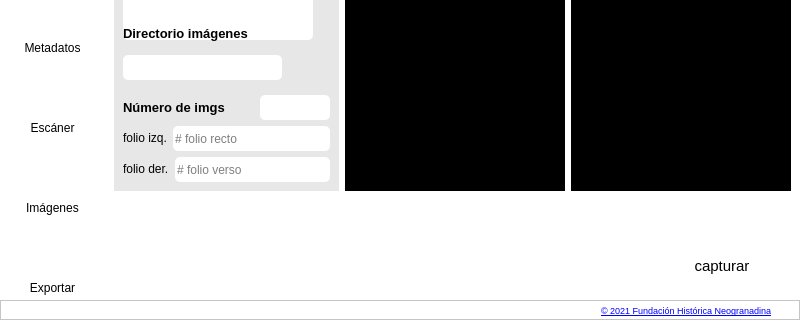
neogranadina/neo_escan, file main.ui: the form before one commit; both pictures show x 0 to 800 and y 160 to 480 of the 800 by 480 pixel window.
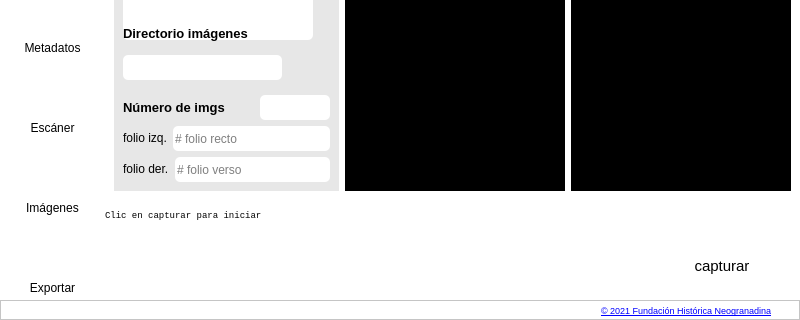
The form after the commit. Icons and pictures are not drawn.

Commit message: arreglos a status bar

Patch:
```diff
--- a/main.ui
+++ b/main.ui
@@ -3946,114 +3946,25 @@
                      <number>0</number>
                     </property>
                     <item>
-                     <widget class="QFrame" name="frame_2">
-                      <property name="minimumSize">
-                       <size>
-                        <width>210</width>
-                        <height>0</height>
-                       </size>
-                      </property>
-                      <property name="maximumSize">
-                       <size>
-                        <width>240</width>
-                        <height>16777215</height>
-                       </size>
-                      </property>
+                     <widget class="QLabel" name="statusLabel">
                       <property name="font">
                        <font>
                         <family>Consolas</family>
+                        <pointsize>7</pointsize>
                        </font>
                       </property>
-                      <property name="frameShape">
-                       <enum>QFrame::StyledPanel</enum>
-                      </property>
-                      <property name="frameShadow">
-                       <enum>QFrame::Raised</enum>
-                      </property>
-                      <layout class="QHBoxLayout" name="horizontalLayout_14">
-                       <property name="spacing">
-                        <number>0</number>
-                       </property>
-                       <property name="leftMargin">
-                        <number>0</number>
-                       </property>
-                       <property name="topMargin">
-                        <number>0</number>
-                       </property>
-                       <property name="rightMargin">
-                        <number>0</number>
-                       </property>
-                       <property name="bottomMargin">
-                        <number>0</number>
-                       </property>
-                       <item>
-                        <widget class="QLabel" name="statusLabel">
-                         <property name="font">
-                          <font>
-                           <family>Consolas</family>
-                          </font>
-                         </property>
-                         <property name="text">
-                          <string/>
-                         </property>
-                         <property name="wordWrap">
-                          <bool>true</bool>
-                         </property>
-                         <property name="margin">
-                          <number>4</number>
-                         </property>
-                        </widget>
-                       </item>
-                      </layout>
-                     </widget>
-                    </item>
-                    <item>
-                     <widget class="QFrame" name="frame_3">
                       <property name="styleSheet">
-                       <string notr="true"/>
+                       <string notr="true">color: rgba(0, 0, 0, .8);</string>
                       </property>
-                      <property name="frameShape">
-                       <enum>QFrame::StyledPanel</enum>
+                      <property name="text">
+                       <string>Clic en capturar para iniciar</string>
                       </property>
-                      <property name="frameShadow">
-                       <enum>QFrame::Raised</enum>
+                      <property name="wordWrap">
+                       <bool>true</bool>
                       </property>
-                      <layout class="QHBoxLayout" name="horizontalLayout_13">
-                       <property name="spacing">
-                        <number>0</number>
-                       </property>
-                       <property name="leftMargin">
-                        <number>0</number>
-                       </property>
-                       <property name="topMargin">
-                        <number>0</number>
-                       </property>
-                       <property name="rightMargin">
-                        <number>0</number>
-                       </property>
-                       <property name="bottomMargin">
-                        <number>0</number>
-                       </property>
-                       <item>
-                        <widget class="QLabel" name="spinnerLabel">
-                         <property name="minimumSize">
-                          <size>
-                           <width>20</width>
-                           <height>20</height>
-                          </size>
-                         </property>
-                         <property name="maximumSize">
-                          <size>
-                           <width>20</width>
-                           <height>20</height>
-                          </size>
-                         </property>
-                         <property name="text">
-                          <string/>
-                         </property>
-                        </widget>
-                       </item>
-                      </layout>
+                      <property name="margin">
+                       <number>4</number>
+                      </property>
                      </widget>
                     </item>
                    </layout>
```
The commit also changes 1 other file.
